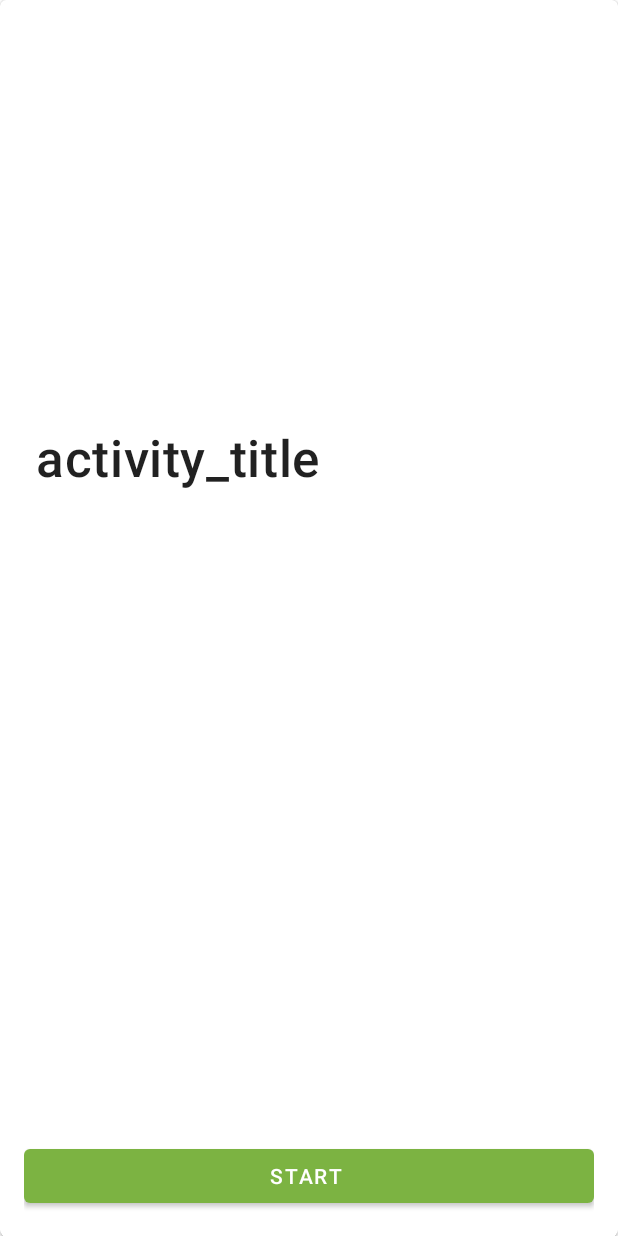
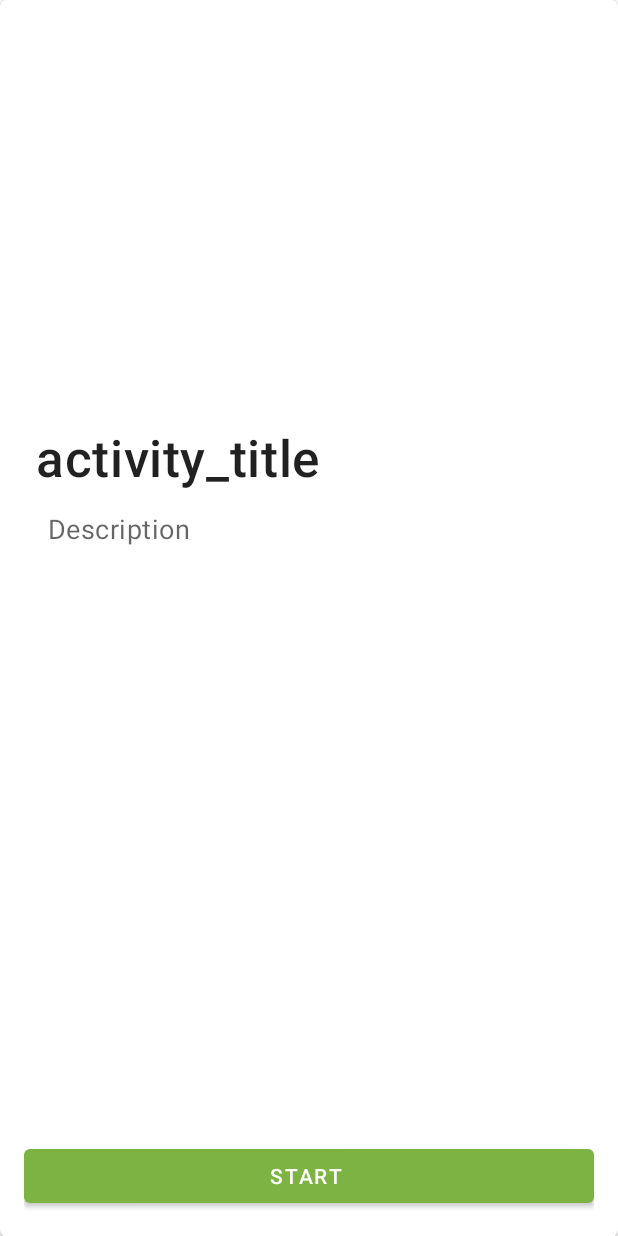
Before and after one commit to ZakharA/HappyActive, an Android app: the PackageDetailsFragment screen opened directly, with no data from a screen before it, on a phone screen of 412 x 824 dp. Run offline under Robolectric (Android 15) with nearby library versions, the phone set to English and light mode, and no system bars; our stand-ins replace Room's generated code, paging; libraries missing offline, so code that uses them is left out: androidx.paging; 3 statements that could not run were skipped.

Commit message:
UI: changes font size of activity detail description

```diff
--- a/app/src/main/res/layout/package_details_fragment.xml
+++ b/app/src/main/res/layout/package_details_fragment.xml
@@ -49,19 +49,18 @@
 
         <TextView
             android:id="@+id/activity_description"
-            android:layout_width="371dp"
-            android:layout_height="79dp"
-            android:layout_marginStart="8dp"
-            android:layout_marginLeft="8dp"
+            android:layout_width="0dp"
+            android:layout_height="wrap_content"
+            android:layout_marginStart="16dp"
+            android:layout_marginLeft="16dp"
             android:layout_marginTop="8dp"
+            android:layout_marginEnd="16dp"
+            android:layout_marginRight="16dp"
             android:text="@string/task_description"
             android:textAppearance="?attr/textAppearanceBody2"
             android:textColor="?android:attr/textColorSecondary"
-            android:visibility="invisible"
-            app:autoSizeMaxTextSize="100sp"
-            app:autoSizeMinTextSize="16sp"
-            app:autoSizeStepGranularity="1sp"
-            app:autoSizeTextType="uniform"
+            android:textSize="18sp"
+            app:layout_constraintEnd_toEndOf="parent"
             app:layout_constraintStart_toStartOf="parent"
             app:layout_constraintTop_toBottomOf="@+id/activity_title" />
 
```
Also changed, not shown: app/src/main/assets/database/happyActiveDB.db.
